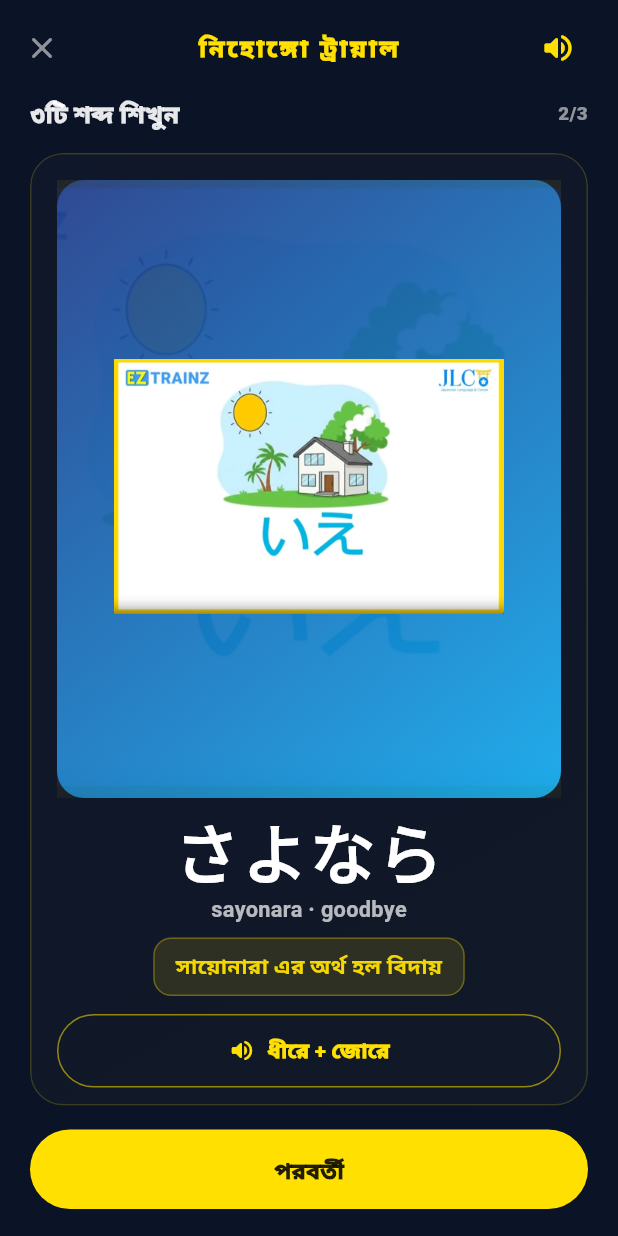
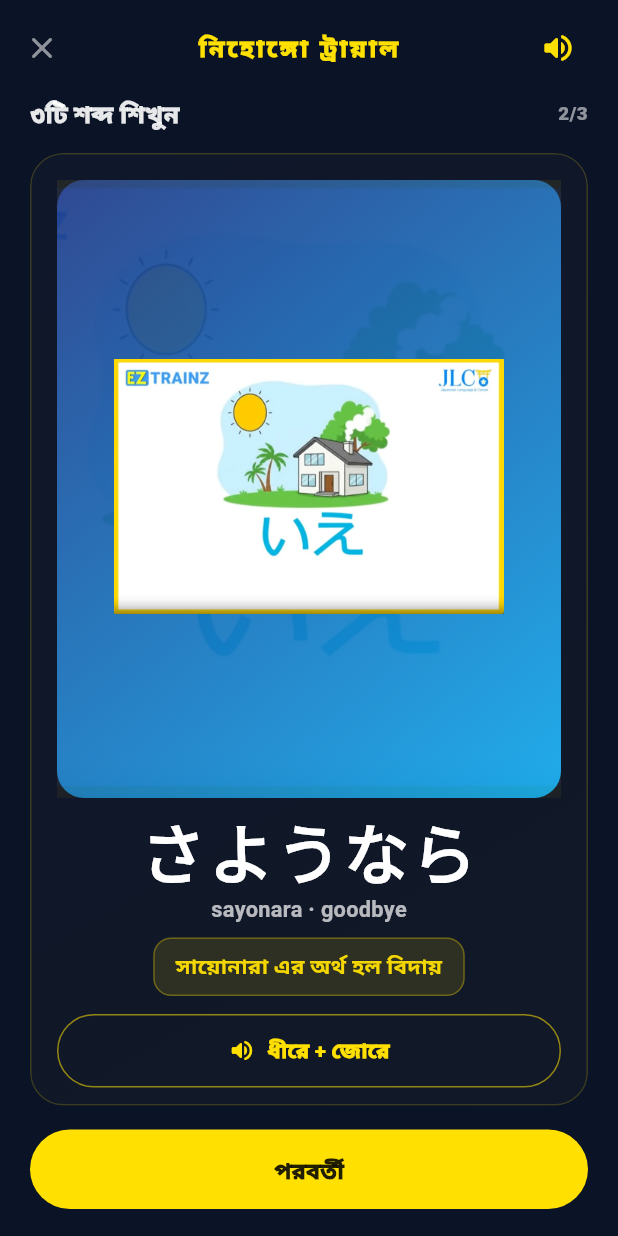
Before and after one commit to Faiaaz/EdTech-language-learning, a Flutter app: the NihongoTrialGameScreen screen opened directly, swiped to page 2, on a phone screen of 412 x 824 dp. Run offline on Flutter 3.47's test engine with Material 3 defaults, Android fonts, the phone set to English and light mode, and no system bars; our stand-ins replace confetti, flutter_secure_storage, flutter_tts, font_awesome_flutter, get, image_picker and 3 more; accounts and stored records are empty; network calls fail.

Commit message:
Fix sayonara spelling: さよなら → さようなら
https://claude.ai/code/session_01LzffNYmMNsKyEhz5dWrvv4

```diff
--- a/lib/screens/nihongo_trial_game_screen.dart
+++ b/lib/screens/nihongo_trial_game_screen.dart
@@ -43,7 +43,7 @@ class _NihongoTrialGameScreenState extends State<NihongoTrialGameScreen>
       image: 'assets/images/vocab_asa.png',
     ),
     _Vocab(
-      jp: 'さよなら',
+      jp: 'さようなら',
       romaji: 'sayonara',
       en: 'goodbye',
       bn: 'বিদায়',
```
